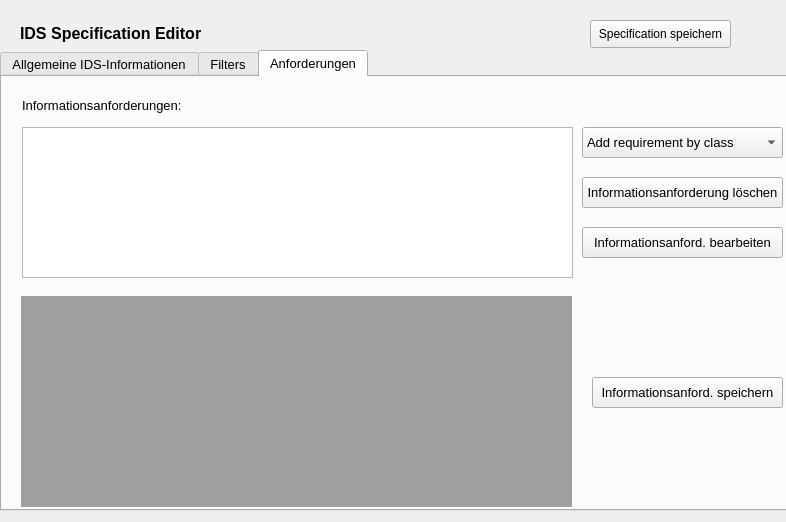
Before: the Qt Designer form GUI_Windows/idsEditor_spec_editor.ui in ivanfelipeib/Masterarbeit, drawn with Qt 5.
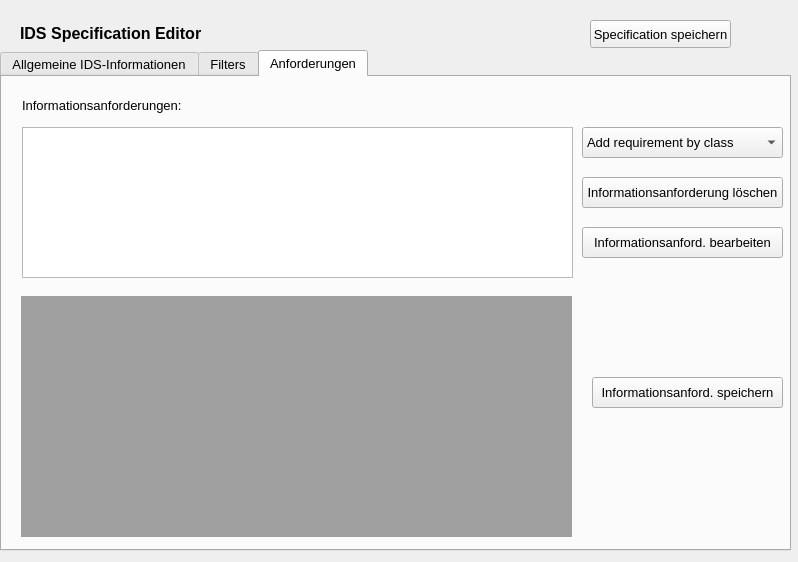
After: the same form once the commit is applied. Custom widgets are drawn as their Qt base class.

Commit message: Ajust some elements in GUI and translations in warnings/Error Messages

```diff
--- a/GUI_Windows/idsEditor_spec_editor.ui
+++ b/GUI_Windows/idsEditor_spec_editor.ui
@@ -6,8 +6,8 @@
    <rect>
     <x>0</x>
     <y>0</y>
-    <width>786</width>
-    <height>522</height>
+    <width>798</width>
+    <height>562</height>
    </rect>
   </property>
   <property name="windowTitle">
@@ -20,7 +20,7 @@
       <x>0</x>
       <y>50</y>
       <width>791</width>
-      <height>461</height>
+      <height>501</height>
      </rect>
     </property>
     <property name="font">
@@ -303,7 +303,7 @@
         <x>19</x>
         <y>219</y>
         <width>551</width>
-        <height>211</height>
+        <height>241</height>
        </rect>
       </property>
      </widget>
@@ -449,6 +449,11 @@
       <height>28</height>
      </rect>
     </property>
+    <property name="font">
+     <font>
+      <pointsize>10</pointsize>
+     </font>
+    </property>
     <property name="text">
      <string>Specification speichern</string>
     </property>
```
Left out of the diff: 14 changed lines with no effect on the pictures. The commit also changes 3 other files.
